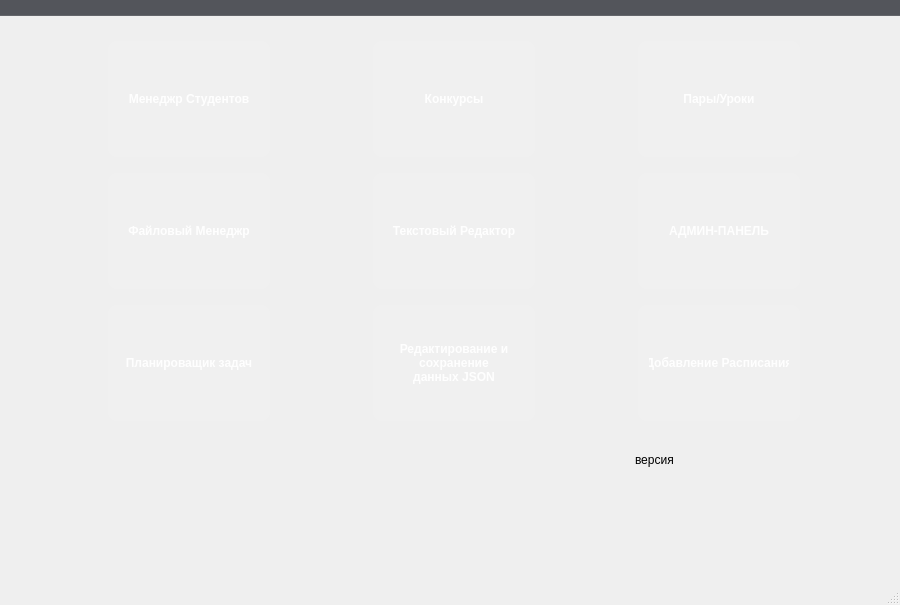
Above: mainwindow.ui from Gerakl1123/ARDA_Stud_Manager before the change. Below: the same form after it.
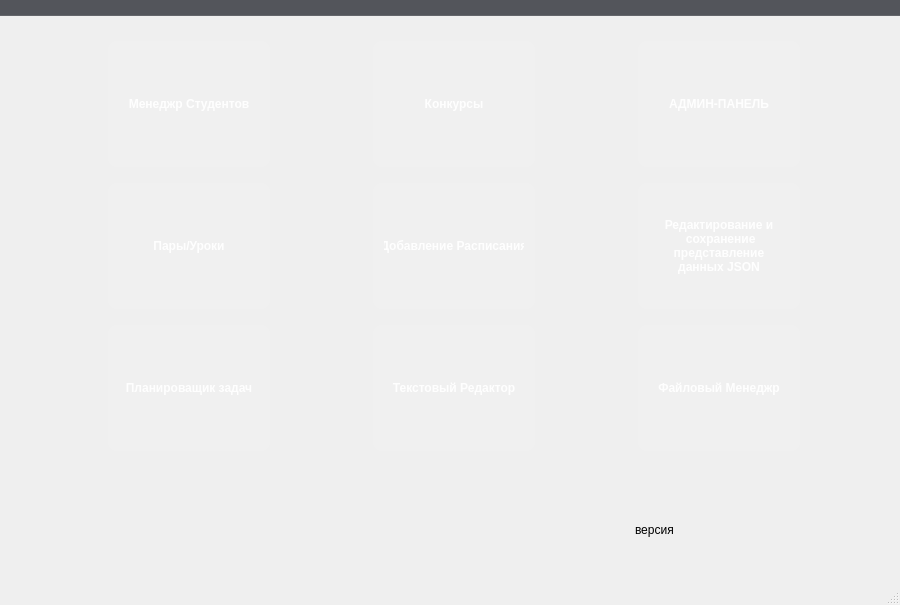
That is the form after the change. Icons and pictures are not drawn.

Patch:
```diff
--- a/mainwindow.ui
+++ b/mainwindow.ui
@@ -245,10 +245,36 @@
       <x>20</x>
       <y>20</y>
       <width>871</width>
-      <height>451</height>
+      <height>562</height>
      </rect>
     </property>
     <layout class="QGridLayout" name="gridLayout">
+     <item row="0" column="0">
+      <widget class="QPushButton" name="ButtonStudent">
+       <property name="sizePolicy">
+        <sizepolicy hsizetype="Expanding" vsizetype="Fixed">
+         <horstretch>0</horstretch>
+         <verstretch>0</verstretch>
+        </sizepolicy>
+       </property>
+       <property name="styleSheet">
+        <string notr="true">image: url(:/icons/Manag.png);</string>
+       </property>
+       <property name="text">
+        <string>Менеджр Студентов</string>
+       </property>
+      </widget>
+     </item>
+     <item row="4" column="2">
+      <widget class="QLabel" name="labelVersion">
+       <property name="styleSheet">
+        <string notr="true">font: 10pt &quot;Segoe UI&quot;;</string>
+       </property>
+       <property name="text">
+        <string>версия</string>
+       </property>
+      </widget>
+     </item>
      <item row="0" column="1">
       <widget class="QPushButton" name="ButtonContest">
        <property name="sizePolicy">
@@ -281,45 +307,39 @@
        </property>
       </widget>
      </item>
-     <item row="0" column="0">
-      <widget class="QPushButton" name="ButtonStudent">
-       <property name="sizePolicy">
-        <sizepolicy hsizetype="Expanding" vsizetype="Fixed">
-         <horstretch>0</horstretch>
-         <verstretch>0</verstretch>
-        </sizepolicy>
-       </property>
-       <property name="styleSheet">
-        <string notr="true">image: url(:/icons/Manag.png);</string>
-       </property>
-       <property name="text">
-        <string>Менеджр Студентов</string>
-       </property>
-      </widget>
-     </item>
-     <item row="2" column="1">
-      <widget class="QPushButton" name="btnEditorData">
-       <property name="styleSheet">
-        <string notr="true">image: url(:/icons/Edit.png);</string>
-       </property>
-       <property name="text">
-        <string>Редактирование и 
-сохранение 
-данных JSON</string>
-       </property>
-      </widget>
-     </item>
      <item row="2" column="2">
-      <widget class="QPushButton" name="btnAddLesson">
+      <widget class="QPushButton" name="ButtonFileManag">
+       <property name="sizePolicy">
+        <sizepolicy hsizetype="Expanding" vsizetype="Fixed">
+         <horstretch>0</horstretch>
+         <verstretch>0</verstretch>
+        </sizepolicy>
+       </property>
        <property name="styleSheet">
-        <string notr="true">image: url(:/icons/Raspisanie.png);</string>
+        <string notr="true">image: url(:/icons/FS.png);</string>
        </property>
        <property name="text">
-        <string>Добавление Расписания</string>
+        <string>Файловый Менеджр</string>
        </property>
       </widget>
      </item>
      <item row="0" column="2">
+      <widget class="QPushButton" name="ButtonADMINPANEL">
+       <property name="sizePolicy">
+        <sizepolicy hsizetype="Expanding" vsizetype="Fixed">
+         <horstretch>0</horstretch>
+         <verstretch>0</verstretch>
+        </sizepolicy>
+       </property>
+       <property name="styleSheet">
+        <string notr="true">image: url(:/icons/Admin.png);</string>
+       </property>
+       <property name="text">
+        <string>АДМИН-ПАНЕЛЬ</string>
+       </property>
+      </widget>
+     </item>
+     <item row="1" column="0">
       <widget class="QPushButton" name="ButtoLessons">
        <property name="sizePolicy">
         <sizepolicy hsizetype="Expanding" vsizetype="Fixed">
@@ -336,6 +356,29 @@
       </widget>
      </item>
      <item row="1" column="1">
+      <widget class="QPushButton" name="btnAddLesson">
+       <property name="styleSheet">
+        <string notr="true">image: url(:/icons/Raspisanie.png);</string>
+       </property>
+       <property name="text">
+        <string>Добавление Расписания</string>
+       </property>
+      </widget>
+     </item>
+     <item row="1" column="2">
+      <widget class="QPushButton" name="btnEditorData">
+       <property name="styleSheet">
+        <string notr="true">image: url(:/icons/Edit.png);</string>
+       </property>
+       <property name="text">
+        <string>Редактирование и 
+ сохранение 
+представление
+данных JSON</string>
+       </property>
+      </widget>
+     </item>
+     <item row="2" column="1">
       <widget class="QPushButton" name="btnTextEditor">
        <property name="sizePolicy">
         <sizepolicy hsizetype="Expanding" vsizetype="Fixed">
@@ -351,45 +394,6 @@
        </property>
       </widget>
      </item>
-     <item row="1" column="0">
-      <widget class="QPushButton" name="ButtonFileManag">
-       <property name="sizePolicy">
-        <sizepolicy hsizetype="Expanding" vsizetype="Fixed">
-         <horstretch>0</horstretch>
-         <verstretch>0</verstretch>
-        </sizepolicy>
-       </property>
-       <property name="styleSheet">
-        <string notr="true">image: url(:/icons/FS.png);</string>
-       </property>
-       <property name="text">
-        <string>Файловый Менеджр</string>
-       </property>
-      </widget>
-     </item>
-     <item row="1" column="2">
-      <widget class="QPushButton" name="ButtonADMINPANEL">
-       <property name="sizePolicy">
-        <sizepolicy hsizetype="Expanding" vsizetype="Fixed">
-         <horstretch>0</horstretch>
-         <verstretch>0</verstretch>
-        </sizepolicy>
-       </property>
-       <property name="styleSheet">
-        <string notr="true">image: url(:/icons/Admin.png);</string>
-       </property>
-       <property name="text">
-        <string>АДМИН-ПАНЕЛЬ</string>
-       </property>
-      </widget>
-     </item>
-     <item row="3" column="2">
-      <widget class="QLabel" name="labelVersion">
-       <property name="text">
-        <string>версия</string>
-       </property>
-      </widget>
-     </item>
     </layout>
    </widget>
   </widget>
```
